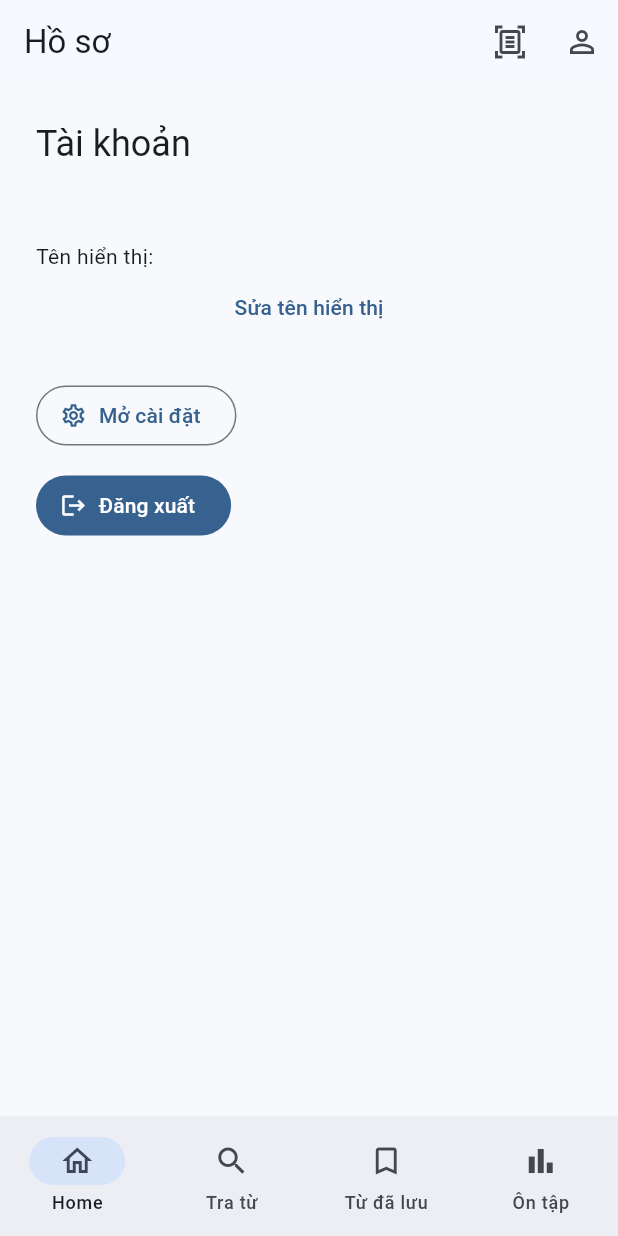
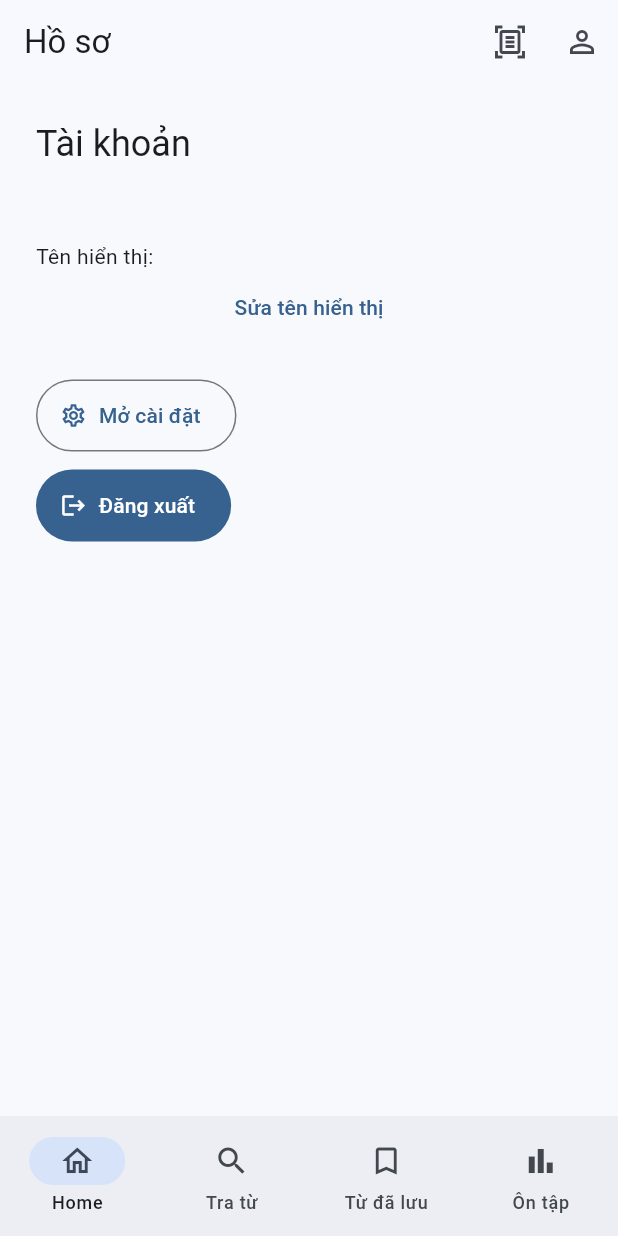
Before and after one commit to chinnn134/hanlearn, a Flutter app: the ProfilePage screen opened by its route, on a phone screen of 412 x 824 dp. Run offline on Flutter 3.47's test engine with Material 3 defaults, Android fonts, the phone set to English and light mode, and no system bars; our stand-ins replace cloud_firestore, firebase_auth, firebase_core, flutter_riverpod, go_router; accounts and stored records are empty.

Commit message:
feat(ux): improve responsive accessibility and confirmations [HL-05-03]

```diff
--- a/apps/flutter_app/lib/core/theme/app_theme.dart
+++ b/apps/flutter_app/lib/core/theme/app_theme.dart
@@ -16,5 +16,17 @@ abstract final class AppTheme {
     inputDecorationTheme: InputDecorationTheme(
       border: OutlineInputBorder(borderRadius: BorderRadius.circular(14)),
     ),
+    iconButtonTheme: const IconButtonThemeData(
+      style: ButtonStyle(minimumSize: WidgetStatePropertyAll(Size(48, 48))),
+    ),
+    filledButtonTheme: const FilledButtonThemeData(
+      style: ButtonStyle(minimumSize: WidgetStatePropertyAll(Size(48, 48))),
+    ),
+    outlinedButtonTheme: const OutlinedButtonThemeData(
+      style: ButtonStyle(minimumSize: WidgetStatePropertyAll(Size(48, 48))),
+    ),
+    textButtonTheme: const TextButtonThemeData(
+      style: ButtonStyle(minimumSize: WidgetStatePropertyAll(Size(48, 48))),
+    ),
   );
 }
--- a/apps/flutter_app/lib/features/auth/profile_page.dart
+++ b/apps/flutter_app/lib/features/auth/profile_page.dart
@@ -76,12 +76,18 @@ class _ProfilePageState extends ConsumerState<ProfilePage> {
   @override
   Widget build(BuildContext context) {
     final session = ref.read(authSessionProvider);
-    return ListenableBuilder(
+    return Center(
+      child: ConstrainedBox(
+        constraints: const BoxConstraints(maxWidth: 760),
+        child: ListenableBuilder(
           listenable: session,
           builder: (context, _) => ListView(
             padding: const EdgeInsets.all(24),
             children: [
-          Text('Tài khoản', style: Theme.of(context).textTheme.headlineSmall),
+              Text(
+                'Tài khoản',
+                style: Theme.of(context).textTheme.headlineSmall,
+              ),
               const SizedBox(height: 12),
               Text(session.identity?.email ?? 'Tài khoản không có email'),
               const SizedBox(height: 16),
@@ -127,6 +133,8 @@ class _ProfilePageState extends ConsumerState<ProfilePage> {
               ),
             ],
           ),
+        ),
+      ),
     );
   }
 }
--- a/apps/flutter_app/lib/features/home/home_page.dart
+++ b/apps/flutter_app/lib/features/home/home_page.dart
@@ -326,7 +326,7 @@ class _HomeAction extends StatelessWidget {
   @override
   Widget build(BuildContext context) => SizedBox(
     width: 180,
-    height: 120,
+    height: 152,
     child: Card(
       child: InkWell(
         borderRadius: BorderRadius.circular(20),
```
Also changed, not shown: apps/flutter_app/lib/core/widgets/confirm_action.dart (added, +26 -0 lines), apps/flutter_app/lib/features/auth/settings_page.dart (+6 -1 lines), apps/flutter_app/lib/features/dictionary/dictionary_page.dart (+10 -0 lines), apps/flutter_app/lib/features/dictionary/saved_words_page.dart (+8 -0 lines), 3 other files. Lines whose indentation alone changed are shown as unchanged.
